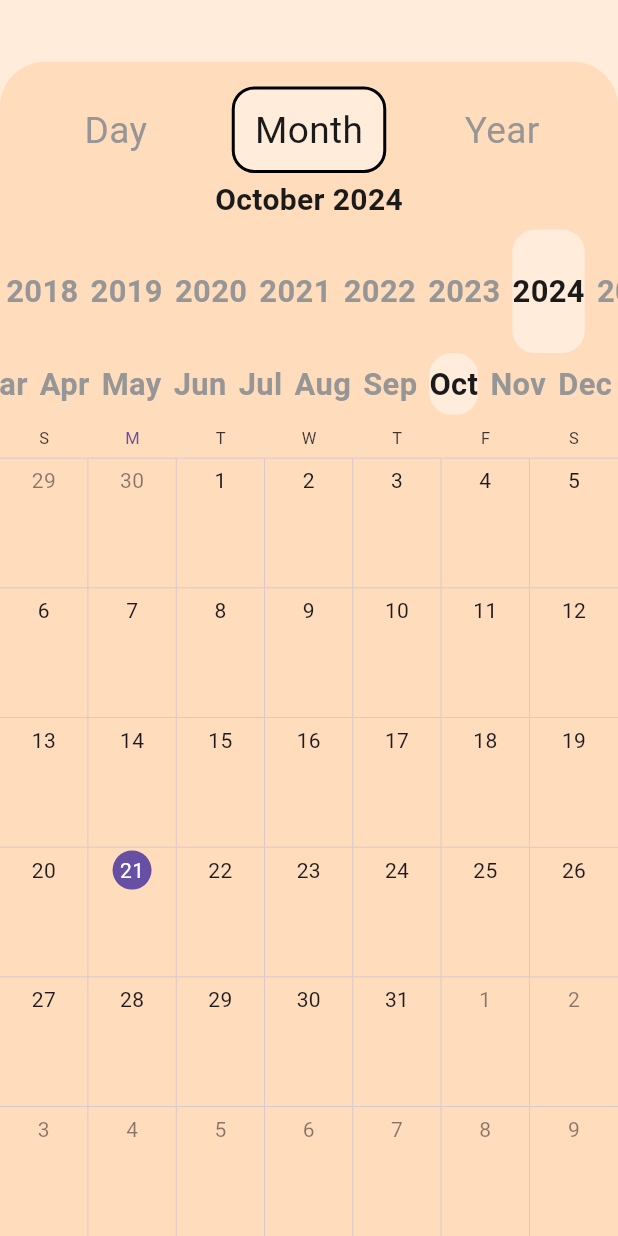
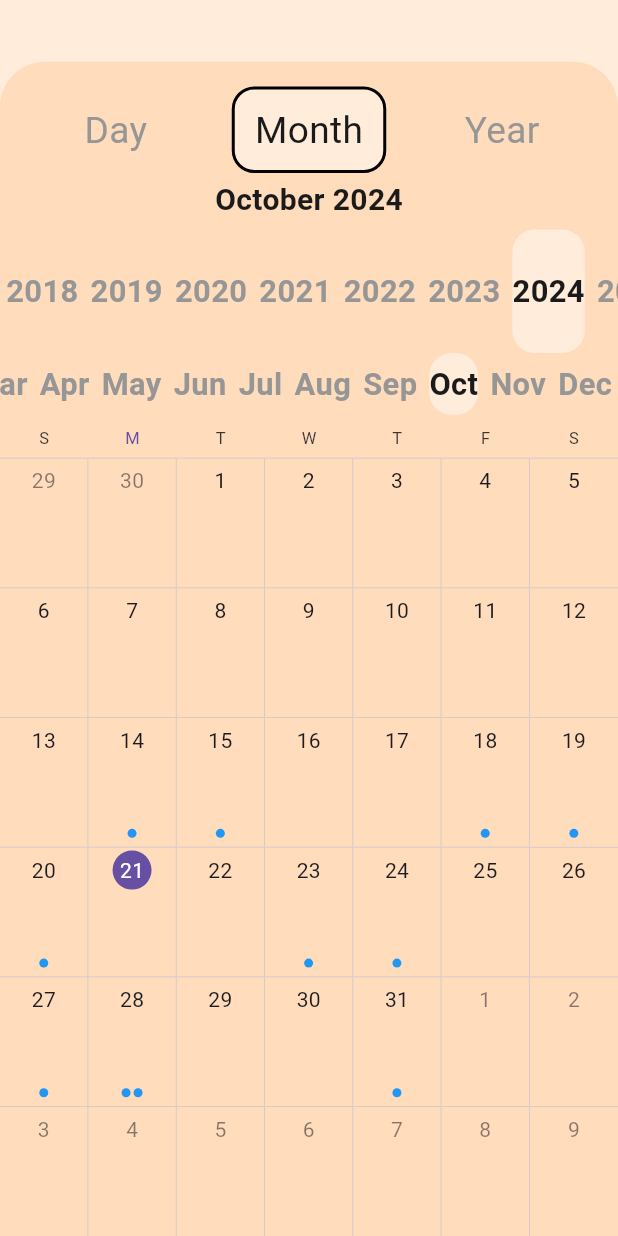
Before and after one commit to fktnp/FinalProject_JJ_Frontend, a Flutter app: the MyCalendarView screen opened directly, after a tap on "Month", on a phone screen of 412 x 824 dp. Run offline on Flutter 3.47's test engine with Material 3 defaults, Android fonts, the phone set to English and light mode, and no system bars; drawn by our look-alikes of syncfusion_flutter_calendar; our stand-ins replace dio.

Commit message:
add system => click day any mode blink to view mode day And black text in view year

```diff
--- a/lib/calendar.dart
+++ b/lib/calendar.dart
@@ -3,6 +3,8 @@ import 'package:flutter_application_1/sub_components_calendar/DayDateRow.dart';
 import 'package:flutter_application_1/sub_components_calendar/MonthDateRow.dart';
 import 'package:flutter_application_1/sub_components_calendar/YearDateRow.dart';
 import 'package:syncfusion_flutter_calendar/calendar.dart';
+import 'dart:math';
+
 
 class MyCalendarView extends StatefulWidget {
   const MyCalendarView({super.key});
@@ -15,11 +17,43 @@ class CalendarViewState extends State<MyCalendarView> {
   String _currentView = 'day';
   DateTime currentDateTime = DateTime.now();
   late CalendarController _calendarController;
+  late CalendarDataSource _calendarDataSource; // Declare a CalendarDataSource
 
   @override
   void initState() {
     super.initState();
     _calendarController = CalendarController();
+    _generateSampleTasks(); // Create sample tasks
+  }
+
+  void _generateSampleTasks() {
+    List<Appointment> appointments = []; // Create a local appointments list
+    Random random = Random(); // Create a Random object
+    DateTime now = DateTime.now();
+
+    for (int i = 0; i < 10; i++) {
+      // Randomly select a number of days from -10 to +10
+      int randomDays = random.nextInt(21) - 10; // Generates a number between -10 and 10
+
+      // Randomly select a start hour
+      int randomHour = random.nextInt(24); // Generates a number between 0 and 23
+
+      // Randomly select a duration between 1 to 3 hours
+      int randomDuration = random.nextInt(3) + 1; // Generates a number between 1 and 3
+
+      appointments.add(Appointment(
+        startTime: DateTime(now.year, now.month, now.day)
+            .add(Duration(days: randomDays))
+            .add(Duration(hours: randomHour)), // Random hour
+        endTime: DateTime(now.year, now.month, now.day)
+            .add(Duration(days: randomDays))
+            .add(Duration(hours: randomHour + randomDuration)), // End time based on random duration
+        subject: 'Task ${i + 1}', // Task name
+        color: Colors.blue, // Task color
+        isAllDay: false, // Not an all-day event
+      ));
+    }
+    _calendarDataSource = AppointmentDataSource(appointments); // Initialize the data source
   }
 
   void _onViewChanged(String view) {
@@ -43,7 +77,6 @@ class CalendarViewState extends State<MyCalendarView> {
     setState(() {
       currentDateTime = date;
       _calendarController.displayDate = date;
-      // _calendarController.selectedDate = date;
     });
   }
 
@@ -83,6 +116,7 @@ class CalendarViewState extends State<MyCalendarView> {
                     ? CurrentDayDateRow(
                         title: 'try',
                         onDateChanged: _onDateChanged,
+                        tragetDateShow: currentDateTime,
                       )
                     : _currentView == 'month'
                         ? CurrentMonthRow(onDateChanged: _onDateChanged,)
@@ -104,12 +138,25 @@ class CalendarViewState extends State<MyCalendarView> {
                             ? CalendarView.month
                             : CalendarView.schedule,
                     initialDisplayDate: currentDateTime,
-                    headerHeight: 0, // ซ่อน header โดยตั้งค่า height เป็น 0
+                    headerHeight: 0, // Hide header
                     onTap: (CalendarTapDetails details) {
-                      if (details.targetElement == CalendarElement.calendarCell) {
-                        _onDateChanged(details.date!);
-                      }
-                    },
+                          if (details.targetElement == CalendarElement.calendarCell ||
+                              details.targetElement == CalendarElement.appointment){
+                            // Set the selected date in the controller
+                            _calendarController.displayDate = details.date!;
+                            // Change the view to day
+                            _onViewChanged('day');
+                            // Update the current date
+                            _onDateChanged(details.date!);
+                          }
+                        },
+                    dataSource: _calendarDataSource, // Set the data source here
+                    scheduleViewSettings: const ScheduleViewSettings(
+                      monthHeaderSettings: MonthHeaderSettings(
+                        backgroundColor: Colors.black,
+                        //ไว้แต่งหน้าไอแถบ ดำๆ หน้า  year เพิ่มนะ
+                      ),
+                    ),
                   ),
                 ),
               ],
@@ -151,3 +198,10 @@ class CalendarViewState extends State<MyCalendarView> {
     );
   }
 }
+
+// Custom CalendarDataSource class to hold appointments
+class AppointmentDataSource extends CalendarDataSource {
+  AppointmentDataSource(List<Appointment> source) {
+    appointments = source;
+  }
+}
--- a/lib/sub_components_calendar/DayDateRow.dart
+++ b/lib/sub_components_calendar/DayDateRow.dart
@@ -5,11 +5,14 @@ import 'package:intl/intl.dart';
 class CurrentDayDateRow extends StatefulWidget {
   final String title;
   final Function(DateTime) onDateChanged;
+  final DateTime tragetDateShow;
+
 
   const CurrentDayDateRow({
     super.key,
     required this.title,
     required this.onDateChanged,
+    required this.tragetDateShow,
   });
 
   @override
@@ -27,6 +30,8 @@ class CurrentDayDateRowState extends State<CurrentDayDateRow> {
 
   @override
   void initState() {
+    currentDateTime = widget.tragetDateShow;
+
     // Generate dates for the current, previous, and next 2 months
     multiMonthList = _generateMultiMonthDates(currentDateTime, monthsBefore: 2, monthsAfter: 2);
 
--- a/lib/sub_components_calendar/MonthDateRow.dart
+++ b/lib/sub_components_calendar/MonthDateRow.dart
@@ -1,5 +1,4 @@
 import 'package:flutter/material.dart';
-import 'package:flutter_application_1/sub_components_calendar/YearDateRow.dart';
 import 'package:intl/intl.dart';
 
 class CurrentMonthRow extends StatefulWidget {
```
